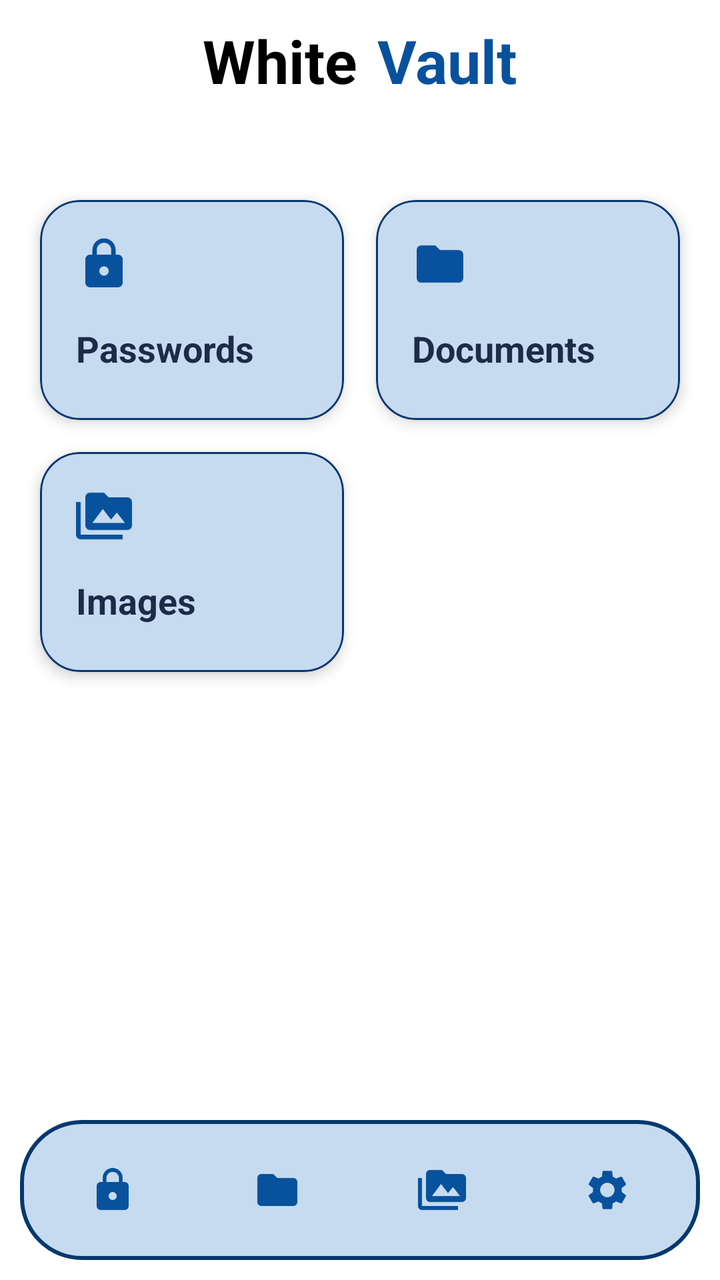
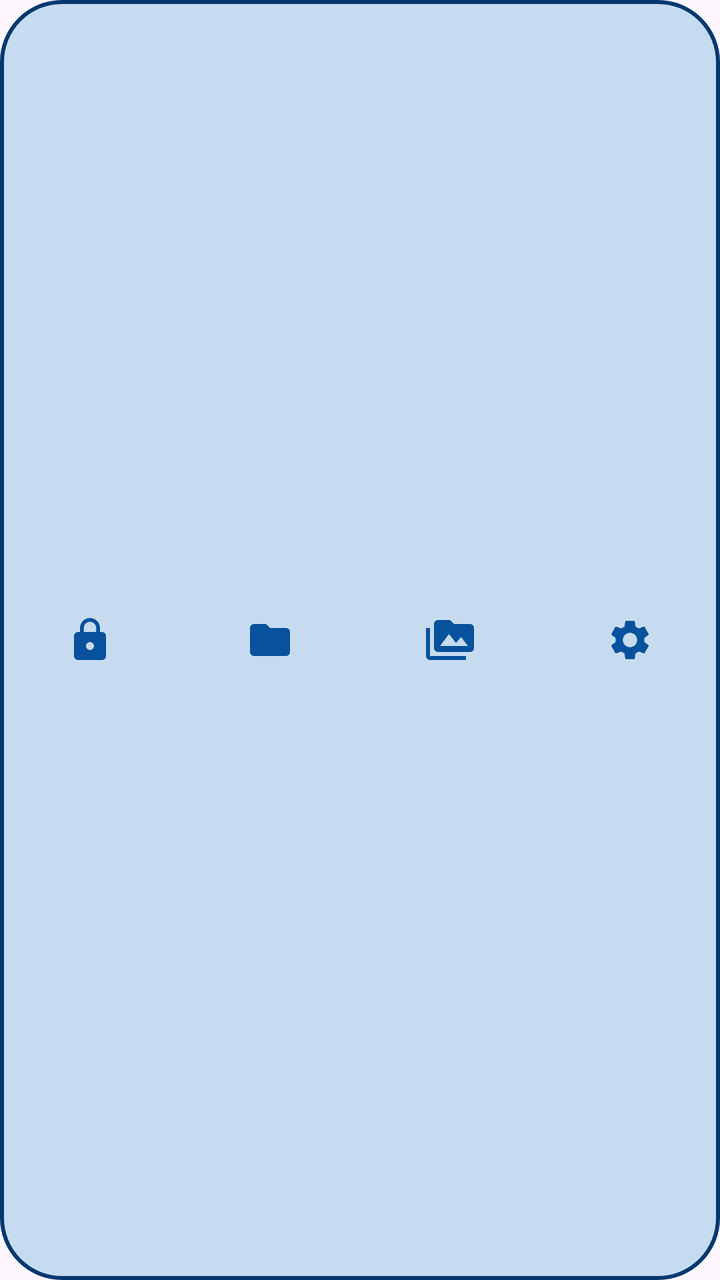

The first picture is an Android layout as it rendered before a commit; the second is the same layout after the commit. The layout source and the unified diff follow.
<!-- AndroidManifest.xml: application theme Theme.WhiteVault -->
<!-- res/layout/activity_main.xml -->
<?xml version="1.0" encoding="utf-8"?>
<RelativeLayout xmlns:android="http://schemas.android.com/apk/res/android"
    xmlns:app="http://schemas.android.com/apk/res-auto"
    xmlns:tools="http://schemas.android.com/tools"
    android:id="@+id/main"
    android:layout_width="match_parent"
    android:layout_height="match_parent"
    tools:context=".MainActivity"
    style="@style/SCREEN">

    <RelativeLayout
        android:layout_width="match_parent"
        android:layout_height="match_parent"
        style="@style/BACKGROUND">

        <LinearLayout
            android:layout_width="match_parent"
            android:layout_height="40dp"
            android:layout_marginTop="10dp"
            android:orientation="horizontal"
            android:gravity="center">

            <TextView
                android:layout_width="wrap_content"
                android:layout_height="wrap_content"
                android:layout_marginEnd="5dp"
                android:text="White"
                android:textSize="30sp"
                android:fontFamily="sans-serif"
                android:textStyle="bold"
                android:textColor="@color/black"/>
            <TextView
                android:layout_width="wrap_content"
                android:layout_height="wrap_content"
                android:layout_marginStart="5dp"
                android:text="Vault"
                android:textSize="30sp"
                android:fontFamily="sans-serif"
                android:textStyle="bold"
                android:textColor="@color/lPrimary"/>

        </LinearLayout>

        <LinearLayout
            android:layout_width="match_parent"
            android:layout_height="wrap_content"
            android:orientation="vertical"
            android:layout_marginTop="80dp">

            <GridLayout
                android:layout_width="match_parent"
                android:layout_height="wrap_content"
                android:columnCount="2"
                android:rowCount="1"
                android:padding="12dp">

                
                <com.google.android.material.card.MaterialCardView
                    android:id="@+id/card_password"
                    android:layout_width="0dp"
                    android:layout_height="110dp"
                    android:layout_margin="8dp"
                    android:layout_columnWeight="1"
                    app:cardCornerRadius="20dp"
                    app:cardElevation="4dp"
                    app:strokeWidth="1dp"
                    android:clickable="true"
                    android:focusable="true"
                    style="@style/CARD">

                    <LinearLayout
                        android:layout_width="match_parent"
                        android:layout_height="match_parent"
                        android:orientation="vertical"
                        android:padding="18dp">

                        <ImageView
                            android:layout_width="28dp"
                            android:layout_height="28dp"
                            android:src="@drawable/icon_lock"
                            style="@style/ICON"/>

                        <TextView
                            android:layout_width="wrap_content"
                            android:layout_height="wrap_content"
                            android:layout_marginTop="16dp"
                            android:text="Passwords"
                            android:textSize="18sp"
                            android:textStyle="bold"
                            style="@style/TEXT"/>

                    </LinearLayout>

                </com.google.android.material.card.MaterialCardView>


                
                <com.google.android.material.card.MaterialCardView
                    android:id="@+id/card_document"
                    android:layout_width="0dp"
                    android:layout_height="110dp"
                    android:layout_margin="8dp"
                    android:layout_columnWeight="1"
                    app:cardCornerRadius="20dp"
                    app:cardElevation="4dp"
                    app:strokeWidth="1dp"
                    android:clickable="true"
                    android:focusable="true"
                    style="@style/CARD">

                    <LinearLayout
                        android:layout_width="match_parent"
                        android:layout_height="match_parent"
                        android:orientation="vertical"
                        android:padding="18dp">

                        <ImageView
                            android:layout_width="28dp"
                            android:layout_height="28dp"
                            android:src="@drawable/icon_folder"
                            style="@style/ICON"/>

                        <TextView
                            android:layout_width="wrap_content"
                            android:layout_height="wrap_content"
                            android:layout_marginTop="16dp"
                            android:text="Documents"
                            android:textSize="18sp"
                            android:textStyle="bold"
                            style="@style/TEXT"/>

                    </LinearLayout>

                </com.google.android.material.card.MaterialCardView>

                
                <com.google.android.material.card.MaterialCardView
                    android:id="@+id/card_image"
                    android:layout_width="0dp"
                    android:layout_height="110dp"
                    android:layout_margin="8dp"
                    android:layout_columnWeight="1"
                    app:cardCornerRadius="20dp"
                    app:cardElevation="4dp"
                    app:strokeWidth="1dp"
                    android:clickable="true"
                    android:focusable="true"
                    style="@style/CARD">

                    <LinearLayout
                        android:layout_width="match_parent"
                        android:layout_height="match_parent"
                        android:orientation="vertical"
                        android:padding="18dp">

                        <ImageView
                            android:layout_width="28dp"
                            android:layout_height="28dp"
                            android:src="@drawable/icon_image_folder"
                            style="@style/ICON"/>

                        <TextView
                            android:layout_width="wrap_content"
                            android:layout_height="wrap_content"
                            android:layout_marginTop="16dp"
                            android:text="Images"
                            android:textSize="18sp"
                            android:textStyle="bold"
                            style="@style/TEXT"/>

                    </LinearLayout>

                </com.google.android.material.card.MaterialCardView>

            </GridLayout>
        </LinearLayout>

        <RelativeLayout
            android:layout_width="match_parent"
            android:layout_height="70dp"
            android:layout_alignParentBottom="true"
            android:background="@drawable/home_page_bar"
            android:layout_marginStart="10dp"
            android:layout_marginEnd="10dp"
            android:layout_marginBottom="10dp"
            android:padding="5dp">

            <LinearLayout
                android:layout_width="match_parent"
                android:layout_height="match_parent"
                android:orientation="horizontal"
                android:gravity="center">

                <ImageButton
                    android:layout_width="38dp"
                    android:layout_height="38dp"
                    android:src="@drawable/icon_lock"
                    android:layout_weight="1"
                    style="@style/ICON"/>

                <ImageButton
                    android:layout_width="38dp"
                    android:layout_height="38dp"
                    android:src="@drawable/icon_folder"
                    android:layout_weight="1"
                    style="@style/ICON"/>

                <ImageButton
                    android:layout_width="38dp"
                    android:layout_height="38dp"
                    android:src="@drawable/icon_image_folder"
                    android:layout_weight="1"
                    style="@style/ICON"/>

                <ImageButton
                    android:layout_width="38dp"
                    android:layout_height="38dp"
                    android:src="@drawable/icon_settings"
                    android:layout_weight="1"
                    style="@style/ICON"/>

            </LinearLayout>

        </RelativeLayout>

    </RelativeLayout>

</RelativeLayout>
<!-- resources referenced by this layout -->
<resources>
  <color name="black">#FF000000</color>
  <color name="lPrimary">#08519C</color>
  <!-- drawable home_page_bar (drawable) -->
  <?xml version="1.0" encoding="utf-8"?>
  <shape xmlns:android="http://schemas.android.com/apk/res/android">
      <solid android:color="@color/card"/>
      <corners android:radius="30dp"/>
      <stroke android:color="@color/stroke" android:width="2dp"/>
  
  </shape>
  <!-- drawable icon_folder (drawable) -->
  <vector xmlns:android="http://schemas.android.com/apk/res/android" android:height="24dp" android:tint="#000000" android:viewportHeight="24" android:viewportWidth="24" android:width="24dp">
        
      <path android:fillColor="@android:color/white" android:pathData="M10,4H4c-1.1,0 -1.99,0.9 -1.99,2L2,18c0,1.1 0.9,2 2,2h16c1.1,0 2,-0.9 2,-2V8c0,-1.1 -0.9,-2 -2,-2h-8l-2,-2z"/>
      
  </vector>
  <!-- drawable icon_image_folder (drawable) -->
  <vector xmlns:android="http://schemas.android.com/apk/res/android" android:height="24dp" android:tint="#000000" android:viewportHeight="24" android:viewportWidth="24" android:width="24dp">
        
      <path android:fillColor="@android:color/white" android:pathData="M2,6L0,6v5h0.01L0,20c0,1.1 0.9,2 2,2h18v-2L2,20L2,6zM22,4h-8l-2,-2L6,2c-1.1,0 -1.99,0.9 -1.99,2L4,16c0,1.1 0.9,2 2,2h16c1.1,0 2,-0.9 2,-2L24,6c0,-1.1 -0.9,-2 -2,-2zM7,15l4.5,-6 3.5,4.51 2.5,-3.01L21,15L7,15z"/>
      
  </vector>
  <!-- drawable icon_lock (drawable) -->
  <vector xmlns:android="http://schemas.android.com/apk/res/android" android:height="24dp" android:tint="#000000" android:viewportHeight="24" android:viewportWidth="24" android:width="24dp">
        
      <path android:fillColor="@android:color/white" android:pathData="M18,8h-1L17,6c0,-2.76 -2.24,-5 -5,-5S7,3.24 7,6v2L6,8c-1.1,0 -2,0.9 -2,2v10c0,1.1 0.9,2 2,2h12c1.1,0 2,-0.9 2,-2L20,10c0,-1.1 -0.9,-2 -2,-2zM12,17c-1.1,0 -2,-0.9 -2,-2s0.9,-2 2,-2 2,0.9 2,2 -0.9,2 -2,2zM15.1,8L8.9,8L8.9,6c0,-1.71 1.39,-3.1 3.1,-3.1 1.71,0 3.1,1.39 3.1,3.1v2z"/>
      
  </vector>
  <style name="BACKGROUND">
          <item name="android:background">@color/white</item>
      </style>
  <style name="CARD">
          <item name="cardBackgroundColor">@color/card</item>
          <item name="strokeColor">@color/stroke</item>
      </style>
  <style name="ICON">
          <item name="android:background">@color/transparent</item>
          <item name="tint">@color/lPrimary</item>
      </style>
  <style name="SCREEN">
          <item name="android:background">@color/lPrimary</item>
      </style>
  <style name="TEXT">
          <item name="android:textColor">@color/text</item>
      </style>
  <style name="Theme.WhiteVault" parent="Base.Theme.WhiteVault" />
  <color name="card">#C6DBEF</color>
  <color name="stroke">#05386F</color>
  <color name="white">#FFFFFFFF</color>
  <color name="transparent">#00000000</color>
  <color name="text">#1C2B48</color>
  <style name="Base.Theme.WhiteVault" parent="Theme.Material3.DayNight.NoActionBar">
          
          
      </style>
  <!-- unchanged entries left out for length: 1 -->
</resources>

<!-- the commit's change to res/layout/activity_main.xml (unified diff, before → after) -->
@@ -4,225 +4,59 @@
     xmlns:tools="http://schemas.android.com/tools"
     android:id="@+id/main"
     android:layout_width="match_parent"
-    android:layout_height="match_parent"
+    android:layout_height="70dp"
     tools:context=".MainActivity"
-    style="@style/SCREEN">
+    android:layout_marginStart="10dp"
+    android:layout_marginEnd="10dp"
+    android:layout_marginBottom="10dp"
+    android:layout_alignParentBottom="true"
+    android:background="@drawable/home_page_bar">
 
-    <RelativeLayout
+    <LinearLayout
         android:layout_width="match_parent"
         android:layout_height="match_parent"
-        style="@style/BACKGROUND">
+        android:orientation="horizontal"
+        android:gravity="center">
 
-        <LinearLayout
-            android:layout_width="match_parent"
-            android:layout_height="40dp"
-            android:layout_marginTop="10dp"
-            android:orientation="horizontal"
-            android:gravity="center">
+        <ImageButton
+            android:id="@+id/card_password"
+            android:layout_width="38dp"
+            android:layout_height="38dp"
+            android:clickable="true"
+            android:focusable="true"
+            android:src="@drawable/icon_lock"
+            android:layout_weight="1"
+            style="@style/ICON"/>
 
-            <TextView
-                android:layout_width="wrap_content"
-                android:layout_height="wrap_content"
-                android:layout_marginEnd="5dp"
-                android:text="White"
-                android:textSize="30sp"
-                android:fontFamily="sans-serif"
-                android:textStyle="bold"
-                android:textColor="@color/black"/>
-            <TextView
-                android:layout_width="wrap_content"
-                android:layout_height="wrap_content"
-                android:layout_marginStart="5dp"
-                android:text="Vault"
-                android:textSize="30sp"
-                android:fontFamily="sans-serif"
-                android:textStyle="bold"
-                android:textColor="@color/lPrimary"/>
+        <ImageButton
+            android:id="@+id/card_document"
+            android:layout_width="38dp"
+            android:layout_height="38dp"
+            android:clickable="true"
+            android:focusable="true"
+            android:src="@drawable/icon_folder"
+            android:layout_weight="1"
+            style="@style/ICON"/>
 
-        </LinearLayout>
+        <ImageButton
+            android:id="@+id/card_image"
+            android:layout_width="38dp"
+            android:layout_height="38dp"
+            android:clickable="true"
+            android:focusable="true"
+            android:src="@drawable/icon_image_folder"
+            android:layout_weight="1"
+            style="@style/ICON"/>
 
-        <LinearLayout
-            android:layout_width="match_parent"
-            android:layout_height="wrap_content"
-            android:orientation="vertical"
-            android:layout_marginTop="80dp">
+        <ImageButton
+            android:layout_width="38dp"
+            android:layout_height="38dp"
+            android:clickable="true"
+            android:focusable="true"
+            android:src="@drawable/icon_settings"
+            android:layout_weight="1"
+            style="@style/ICON"/>
 
-            <GridLayout
-                android:layout_width="match_parent"
-                android:layout_height="wrap_content"
-                android:columnCount="2"
-                android:rowCount="1"
-                android:padding="12dp">
-
-                
-                <com.google.android.material.card.MaterialCardView
-                    android:id="@+id/card_password"
-                    android:layout_width="0dp"
-                    android:layout_height="110dp"
-                    android:layout_margin="8dp"
-                    android:layout_columnWeight="1"
-                    app:cardCornerRadius="20dp"
-                    app:cardElevation="4dp"
-                    app:strokeWidth="1dp"
-                    android:clickable="true"
-                    android:focusable="true"
-                    style="@style/CARD">
-
-                    <LinearLayout
-                        android:layout_width="match_parent"
-                        android:layout_height="match_parent"
-                        android:orientation="vertical"
-                        android:padding="18dp">
-
-                        <ImageView
-                            android:layout_width="28dp"
-                            android:layout_height="28dp"
-                            android:src="@drawable/icon_lock"
-                            style="@style/ICON"/>
-
-                        <TextView
-                            android:layout_width="wrap_content"
-                            android:layout_height="wrap_content"
-                            android:layout_marginTop="16dp"
-                            android:text="Passwords"
-                            android:textSize="18sp"
-                            android:textStyle="bold"
-                            style="@style/TEXT"/>
-
-                    </LinearLayout>
-
-                </com.google.android.material.card.MaterialCardView>
-
-
-                
-                <com.google.android.material.card.MaterialCardView
-                    android:id="@+id/card_document"
-                    android:layout_width="0dp"
-                    android:layout_height="110dp"
-                    android:layout_margin="8dp"
-                    android:layout_columnWeight="1"
-                    app:cardCornerRadius="20dp"
-                    app:cardElevation="4dp"
-                    app:strokeWidth="1dp"
-                    android:clickable="true"
-                    android:focusable="true"
-                    style="@style/CARD">
-
-                    <LinearLayout
-                        android:layout_width="match_parent"
-                        android:layout_height="match_parent"
-                        android:orientation="vertical"
-                        android:padding="18dp">
-
-                        <ImageView
-                            android:layout_width="28dp"
-                            android:layout_height="28dp"
-                            android:src="@drawable/icon_folder"
-                            style="@style/ICON"/>
-
-                        <TextView
-                            android:layout_width="wrap_content"
-                            android:layout_height="wrap_content"
-                            android:layout_marginTop="16dp"
-                            android:text="Documents"
-                            android:textSize="18sp"
-                            android:textStyle="bold"
-                            style="@style/TEXT"/>
-
-                    </LinearLayout>
-
-                </com.google.android.material.card.MaterialCardView>
-
-                
-                <com.google.android.material.card.MaterialCardView
-                    android:id="@+id/card_image"
-                    android:layout_width="0dp"
-                    android:layout_height="110dp"
-                    android:layout_margin="8dp"
-                    android:layout_columnWeight="1"
-                    app:cardCornerRadius="20dp"
-                    app:cardElevation="4dp"
-                    app:strokeWidth="1dp"
-                    android:clickable="true"
-                    android:focusable="true"
-                    style="@style/CARD">
-
-                    <LinearLayout
-                        android:layout_width="match_parent"
-                        android:layout_height="match_parent"
-                        android:orientation="vertical"
-                        android:padding="18dp">
-
-                        <ImageView
-                            android:layout_width="28dp"
-                            android:layout_height="28dp"
-                            android:src="@drawable/icon_image_folder"
-                            style="@style/ICON"/>
-
-                        <TextView
-                            android:layout_width="wrap_content"
-                            android:layout_height="wrap_content"
-                            android:layout_marginTop="16dp"
-                            android:text="Images"
-                            android:textSize="18sp"
-                            android:textStyle="bold"
-                            style="@style/TEXT"/>
-
-                    </LinearLayout>
-
-                </com.google.android.material.card.MaterialCardView>
-
-            </GridLayout>
-        </LinearLayout>
-
-        <RelativeLayout
-            android:layout_width="match_parent"
-            android:layout_height="70dp"
-            android:layout_alignParentBottom="true"
-            android:background="@drawable/home_page_bar"
-            android:layout_marginStart="10dp"
-            android:layout_marginEnd="10dp"
-            android:layout_marginBottom="10dp"
-            android:padding="5dp">
-
-            <LinearLayout
-                android:layout_width="match_parent"
-                android:layout_height="match_parent"
-                android:orientation="horizontal"
-                android:gravity="center">
-
-                <ImageButton
-                    android:layout_width="38dp"
-                    android:layout_height="38dp"
-                    android:src="@drawable/icon_lock"
-                    android:layout_weight="1"
-                    style="@style/ICON"/>
-
-                <ImageButton
-                    android:layout_width="38dp"
-                    android:layout_height="38dp"
-                    android:src="@drawable/icon_folder"
-                    android:layout_weight="1"
-                    style="@style/ICON"/>
-
-                <ImageButton
-                    android:layout_width="38dp"
-                    android:layout_height="38dp"
-                    android:src="@drawable/icon_image_folder"
-                    android:layout_weight="1"
-                    style="@style/ICON"/>
-
-                <ImageButton
-                    android:layout_width="38dp"
-                    android:layout_height="38dp"
-                    android:src="@drawable/icon_settings"
-                    android:layout_weight="1"
-                    style="@style/ICON"/>
-
-            </LinearLayout>
-
-        </RelativeLayout>
-
-    </RelativeLayout>
+    </LinearLayout>
 
 </RelativeLayout>
<!-- resource entries referenced after the edit -->
@@ -1,6 +1,5 @@
 <!-- resources referenced by this layout -->
 <resources>
-  <color name="black">#FF000000</color>
   <color name="lPrimary">#08519C</color>
   <!-- drawable home_page_bar (drawable) -->
   <?xml version="1.0" encoding="utf-8"?>
@@ -28,29 +27,14 @@
       <path android:fillColor="@android:color/white" android:pathData="M18,8h-1L17,6c0,-2.76 -2.24,-5 -5,-5S7,3.24 7,6v2L6,8c-1.1,0 -2,0.9 -2,2v10c0,1.1 0.9,2 2,2h12c1.1,0 2,-0.9 2,-2L20,10c0,-1.1 -0.9,-2 -2,-2zM12,17c-1.1,0 -2,-0.9 -2,-2s0.9,-2 2,-2 2,0.9 2,2 -0.9,2 -2,2zM15.1,8L8.9,8L8.9,6c0,-1.71 1.39,-3.1 3.1,-3.1 1.71,0 3.1,1.39 3.1,3.1v2z"/>
       
   </vector>
-  <style name="BACKGROUND">
-          <item name="android:background">@color/white</item>
-      </style>
-  <style name="CARD">
-          <item name="cardBackgroundColor">@color/card</item>
-          <item name="strokeColor">@color/stroke</item>
-      </style>
   <style name="ICON">
           <item name="android:background">@color/transparent</item>
           <item name="tint">@color/lPrimary</item>
       </style>
-  <style name="SCREEN">
-          <item name="android:background">@color/lPrimary</item>
-      </style>
-  <style name="TEXT">
-          <item name="android:textColor">@color/text</item>
-      </style>
   <style name="Theme.WhiteVault" parent="Base.Theme.WhiteVault" />
   <color name="card">#C6DBEF</color>
   <color name="stroke">#05386F</color>
-  <color name="white">#FFFFFFFF</color>
   <color name="transparent">#00000000</color>
-  <color name="text">#1C2B48</color>
   <style name="Base.Theme.WhiteVault" parent="Theme.Material3.DayNight.NoActionBar">
           
           
